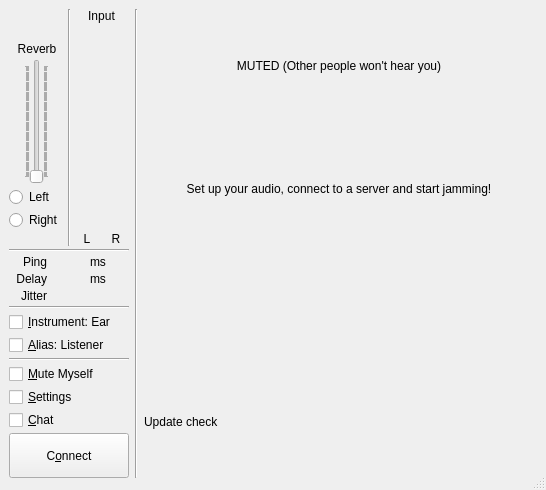
Before: the Qt Designer form src/clientdlgbase.ui in jazzmusiker/jamulus, drawn with Qt 5.
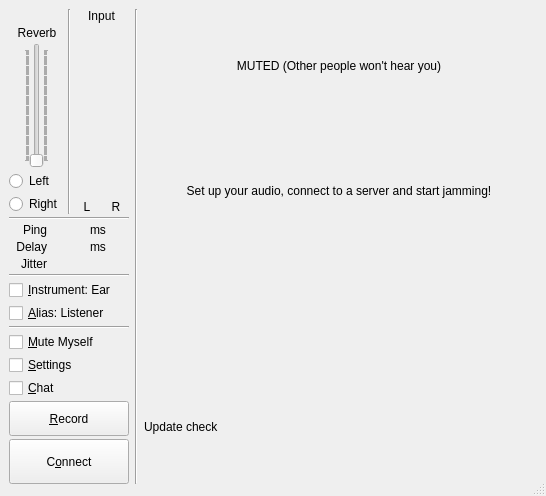
After: the same form once the commit is applied. Icons and pictures are not drawn. Custom widgets are drawn as their Qt base class.

The edit to the form file:
```diff
--- a/src/clientdlgbase.ui
+++ b/src/clientdlgbase.ui
@@ -534,6 +534,31 @@
               </property>
              </widget>
             </item>
+            <item>
+             <widget class="QPushButton" name="butRecord">
+              <property name="sizePolicy">
+               <sizepolicy hsizetype="Preferred" vsizetype="Fixed">
+                <horstretch>0</horstretch>
+                <verstretch>0</verstretch>
+               </sizepolicy>
+              </property>
+              <property name="minimumSize">
+               <size>
+                <width>120</width>
+                <height>35</height>
+               </size>
+              </property>
+              <property name="text">
+               <string>&amp;Record</string>
+              </property>
+              <property name="checkable">
+               <bool>true</bool>
+              </property>
+              <property name="autoDefault">
+               <bool>false</bool>
+              </property>
+             </widget>
+            </item>
             <item>
              <widget class="QPushButton" name="butConnect">
               <property name="sizePolicy">
```
Left out of the diff: 1 changed line with no effect on the pictures.
